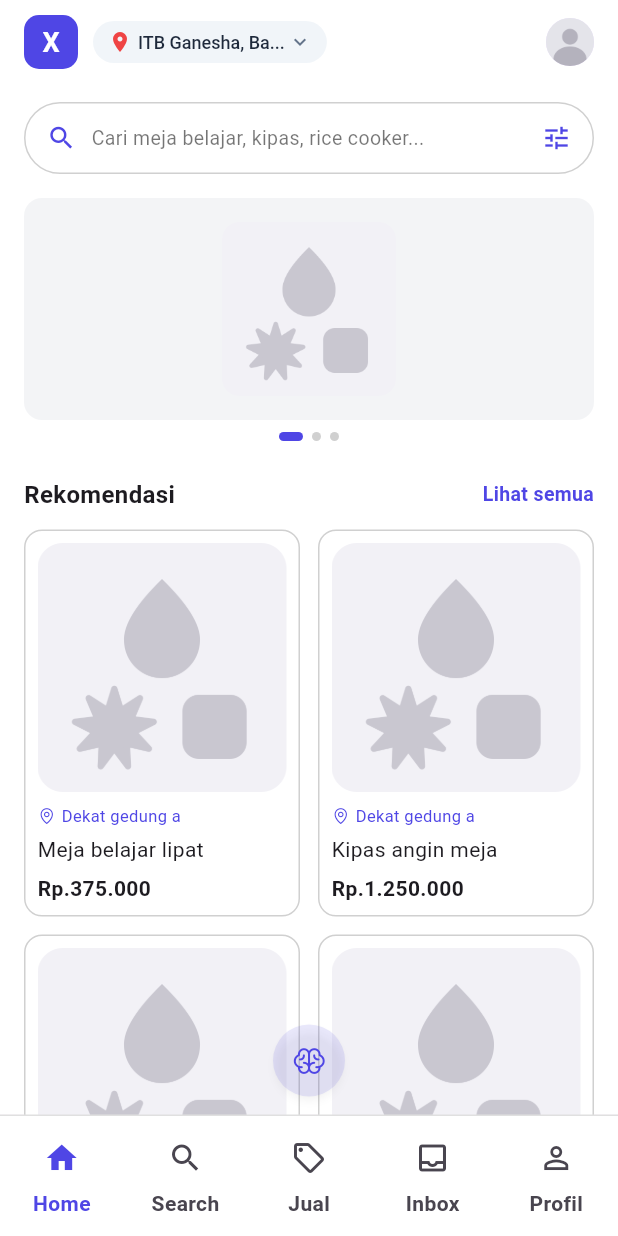
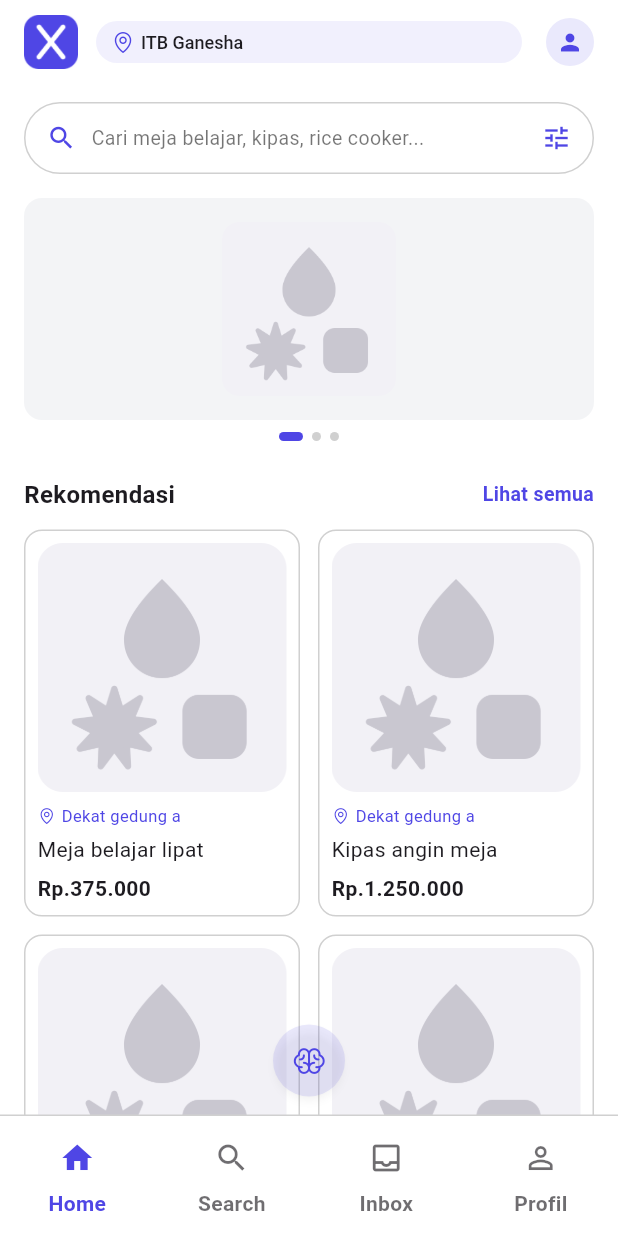
Before and after one commit to Kosply/Kosply-mobile, a Flutter app: the screen it shows after launch, after a tap on "Continue with Google", on a phone screen of 412 x 824 dp. Run offline on Flutter 3.47's test engine with Material 3 defaults, Android fonts, the phone set to English and light mode, and no system bars; our stand-ins replace flutter_riverpod.

Commit message:
Wire the main shell, named routes, and screen render tests.
Bottom nav hides Jual in pembeli mode, the top bar opens profile
setting, and the route table covers the new marketplace screens.

```diff
--- a/lib/layouts/main_layout.dart
+++ b/lib/layouts/main_layout.dart
@@ -1,8 +1,21 @@
 import 'package:flutter/material.dart';
 import 'package:flutter_riverpod/flutter_riverpod.dart';
 
+import '../models/account_mode.dart';
+import '../models/user_profile.dart';
+import '../providers/account_mode_provider.dart';
 import '../providers/navigation_provider.dart';
+import '../providers/profile_provider.dart';
 import '../screens/home_screen.dart';
+import '../screens/inbox_screen.dart';
+import '../screens/jual_screen.dart';
+import '../screens/profile_setting_screen.dart';
+import '../screens/search_screen.dart';
+import '../screens/settings_screen.dart';
+import '../theme/kosply_colors.dart';
+import '../widgets/kosply_wordmark.dart';
+import '../widgets/phosphor_icons.dart';
+import '../widgets/seller_avatar.dart';
 
 /// @title KosplyMainLayout
 /// @notice Nested home shell with the bottom-navigation destinations.
@@ -25,153 +38,195 @@ class KosplyMainLayout extends ConsumerWidget {
     return Navigator.of(context).pushNamed(routeName);
   }
 
+  /// @notice Maps a visible tab slot onto the 5-page body list.
+  /// @dev Buyer tabs skip Jual, so Inbox and Profil sit one slot earlier.
+  /// @param visual Index in the visible {NavigationBar}.
+  /// @param isSeller Whether the Jual tab is shown.
+  /// @return Body page index in 0..4.
+  static int pageIndexFor(int visual, bool isSeller) {
+    if (isSeller) {
+      return visual;
+    }
+    return visual < 2 ? visual : visual + 1;
+  }
+
+  /// @notice Maps a body page index onto the visible tab slot.
+  /// @param page Body page index in 0..4.
+  /// @param isSeller Whether the Jual tab is shown.
+  /// @return Index in the visible {NavigationBar}.
+  static int visualIndexFor(int page, bool isSeller) {
+    if (isSeller) {
+      return page;
+    }
+    if (page == 2) {
+      return 0;
+    }
+    return page < 2 ? page : page - 1;
+  }
+
   @override
   Widget build(BuildContext context, WidgetRef ref) {
-    // Read the current index
-    final currentPageIndex = ref.watch(navigationIndexProvider);
+    final bool isSeller = ref.watch(accountModeProvider) == AccountMode.seller;
+    final int currentPageIndex = ref.watch(navigationIndexProvider);
+    final UserProfile profile = ref.watch(profileProvider);
+    final bool hasPhoto = profile.hasPhoto;
+    final String avatarPath = profile.avatarPath;
+    final Color shellColor = KosplyColors.backgroundOf(context);
+    final Color onShell = KosplyColors.textPrimaryOf(context);
+
+    ref.listen<AccountMode>(accountModeProvider, (
+      AccountMode? previous,
+      AccountMode next,
+    ) {
+      if (next == AccountMode.buyer && ref.read(navigationIndexProvider) == 2) {
+        ref.read(navigationIndexProvider.notifier).setIndex(0);
+      }
+    });
+
+    final int pageIndex = (!isSeller && currentPageIndex == 2)
+        ? 0
+        : currentPageIndex;
 
     return Scaffold(
+      backgroundColor: shellColor,
       appBar: AppBar(
-        backgroundColor: Colors.white,
+        backgroundColor: shellColor,
         elevation: 0,
+        automaticallyImplyLeading: false,
         titleSpacing: 16,
         title: Row(
           children: [
-            // 1. Brand App Icon (Blue rounded square with 'X')
-            Container(
-              width: 36,
-              height: 36,
+            const KosplyMark(size: 36),
+            const SizedBox(width: 12),
+
+            // 2. Location Pill Container
+            // @dev Flexible so the label ellipsises instead of overflowing the
+            // @dev app bar on narrow screens.
+            Flexible(
+              child: Container(
+                padding: const EdgeInsets.symmetric(
+                  horizontal: 10,
+                  vertical: 6,
+                ),
                 decoration: BoxDecoration(
-                color: const Color(0xFF4F46E5), // Your app purple/blue
-                borderRadius: BorderRadius.circular(10),
+                  color: KosplyColors.primary.withValues(alpha: 0.08),
+                  borderRadius: BorderRadius.circular(20),
                 ),
-              child: const Center(
+                child: Row(
+                  children: [
+                    PhosphorGlyph(
+                      PhosphorCode.mapPin,
+                      size: 16,
+                      color: KosplyColors.primary,
+                    ),
+                    const SizedBox(width: 4),
+                    Expanded(
                       child: Text(
-                  'X',
+                        'ITB Ganesha',
+                        maxLines: 1,
+                        overflow: TextOverflow.ellipsis,
                         style: TextStyle(
-                    color: Colors.white,
-                    fontWeight: FontWeight.bold,
-                    fontSize: 18,
+                          fontSize: 12,
+                          color: KosplyColors.textPrimaryOf(context),
+                          fontWeight: FontWeight.w500,
                         ),
                       ),
                     ),
+                  ],
                 ),
-            const SizedBox(width: 10),
-
-            // 2. Location Pill Container
-            Container(
-              padding: const EdgeInsets.symmetric(horizontal: 10, vertical: 6),
-              decoration: BoxDecoration(
-                color: const Color(0xFFF1F5F9), // Light grayish-blue background
-                borderRadius: BorderRadius.circular(20),
-              ),
-              child: Row(
-                mainAxisSize: MainAxisSize.min,
-                children: const [
-                  Icon(
-                    Icons.location_on,
-                    color: Color(0xFFEF4444),
-                    size: 16,
-                  ), // Red pin icon
-                  SizedBox(width: 4),
-                  Text(
-                    'ITB Ganesha, Ba...',
-                    style: TextStyle(
-                      fontSize: 12,
-                      color: Color(0xFF1E293B),
-                      fontWeight: FontWeight.w500,
-                    ),
-                  ),
-                  SizedBox(width: 2),
-                  Icon(
-                    Icons.keyboard_arrow_down,
-                    color: Color(0xFF64748B),
-                    size: 16,
-                  ),
-                ],
               ),
             ),
           ],
         ),
         actions: [
-          // 3. Circular Profile Avatar on the right
           Padding(
             padding: const EdgeInsets.only(right: 16.0),
-            child: CircleAvatar(
+            child: GestureDetector(
+              key: const Key('top-bar-profile'),
+              onTap: () => ProfileSettingScreen.push(context),
+              child: hasPhoto
+                  ? SellerAvatar(path: avatarPath, size: 32)
+                  : CircleAvatar(
                       radius: 16,
-              backgroundImage: AssetImage(
-                'assets/images/profile_placeholder.png',
-              ), // Or NetworkImage / Icon
+                      backgroundColor: KosplyColors.primary.withValues(
+                        alpha: 0.12,
+                      ),
+                      child: Icon(
+                        Icons.person,
+                        size: 18,
+                        color: KosplyColors.primary,
+                      ),
+                    ),
             ),
           ),
         ],
       ),
       body: <Widget>[
-        // Page 0: Home
         const HomeScreen(),
-        // Page 1: Search
-        const Center(child: Text('Search Screen Content')),
-        // Page 2: Jual
-        const Center(child: Text('Jual Screen Content')),
-        // Page 3: Inbox
-        const Center(child: Text('Inbox Screen Content')),
-        // Page 4: Profil
-        const Center(child: Text('Profil Screen Content')),
-      ][currentPageIndex],
+        const SearchScreen(),
+        const JualScreen(),
+        const InboxScreen(),
+        const SettingsScreen(),
+      ][pageIndex],
       bottomNavigationBar: Container(
         decoration: BoxDecoration(
-          color: Colors.white,
+          color: shellColor,
           border: Border(
-            top: BorderSide(color: Colors.grey.shade300, width: 1.0),
+            top: BorderSide(color: KosplyColors.outlineOf(context), width: 1.0),
           ),
         ),
         child: NavigationBarTheme(
           data: NavigationBarThemeData(
             iconTheme: WidgetStateProperty.resolveWith((states) {
               if (states.contains(WidgetState.selected)) {
-                return const IconThemeData(color: Color(0xFF4F46E5));
+                return const IconThemeData(color: KosplyColors.primary);
               }
-              return const IconThemeData(color: Color(0xFF49454F));
+              return IconThemeData(color: onShell.withValues(alpha: 0.64));
             }),
             labelTextStyle: WidgetStateProperty.resolveWith((states) {
               if (states.contains(WidgetState.selected)) {
                 return const TextStyle(
-                  color: Color(0xFF4F46E5),
+                  color: KosplyColors.primary,
                   fontWeight: FontWeight.bold,
                 );
               }
-              return const TextStyle(
-                color: Color(0xFF49454F),
+              return TextStyle(
+                color: onShell.withValues(alpha: 0.64),
                 fontWeight: FontWeight.bold,
               );
             }),
           ),
           child: NavigationBar(
-            backgroundColor: Colors.white,
+            backgroundColor: shellColor,
             indicatorColor: const Color(0x00000000),
-            selectedIndex: currentPageIndex,
+            selectedIndex: visualIndexFor(pageIndex, isSeller),
             onDestinationSelected: (int index) {
-              // Update state using Riverpod notifier instead of setState
-              ref.read(navigationIndexProvider.notifier).setIndex(index);
+              ref
+                  .read(navigationIndexProvider.notifier)
+                  .setIndex(pageIndexFor(index, isSeller));
             },
-            destinations: const <Widget>[
-              NavigationDestination(
+            destinations: <Widget>[
+              const NavigationDestination(
                 icon: Icon(Icons.home_outlined),
                 selectedIcon: Icon(Icons.home),
                 label: 'Home',
               ),
-              NavigationDestination(icon: Icon(Icons.search), label: 'Search'),
-              NavigationDestination(
+              const NavigationDestination(
+                icon: Icon(Icons.search),
+                label: 'Search',
+              ),
+              if (isSeller)
+                const NavigationDestination(
                   icon: Icon(Icons.sell_outlined),
                   selectedIcon: Icon(Icons.sell),
                   label: 'Jual',
                 ),
-              NavigationDestination(
+              const NavigationDestination(
                 icon: Icon(Icons.inbox_outlined),
                 selectedIcon: Icon(Icons.inbox),
                 label: 'Inbox',
               ),
-              NavigationDestination(
+              const NavigationDestination(
                 icon: Icon(Icons.person_outline),
                 selectedIcon: Icon(Icons.person),
                 label: 'Profil',
--- a/lib/main.dart
+++ b/lib/main.dart
@@ -10,12 +10,29 @@ import 'package:flutter/material.dart';
 import 'package:flutter_riverpod/flutter_riverpod.dart';
 
 import 'layouts/main_layout.dart';
+import 'providers/theme_mode_provider.dart';
+import 'screens/add_product_screen.dart';
+import 'screens/app_setting_screen.dart';
+import 'screens/analytic_screen.dart';
+import 'screens/chat_detail_screen.dart';
+import 'screens/contact_support_screen.dart';
+import 'screens/create_ticket_screen.dart';
+import 'screens/favorite_screen.dart';
+import 'screens/help_desk_screen.dart';
 import 'screens/forgot_password_screen.dart';
 import 'screens/interest_screen.dart';
 import 'screens/login_screen.dart';
+import 'screens/product_view_screen.dart';
+import 'screens/profile_setting_screen.dart';
 import 'screens/register_email_screen.dart';
 import 'screens/register_screen.dart';
+import 'screens/see_all_screen.dart';
+import 'screens/seller_detail_screen.dart';
+import 'screens/setting_detail_screen.dart';
+import 'screens/settings_screen.dart';
+import 'screens/ticket_detail_screen.dart';
 import 'screens/splash_screen.dart';
+import 'theme/kosply_theme.dart';
 
 /// @notice Starts the Flutter application.
 /// @dev Wraps the app in a Riverpod {ProviderScope}.
@@ -26,8 +43,9 @@ void main() {
 
 /// @title MyApp
 /// @notice Root widget of the Kosply app.
-/// @dev Registers the named routes for the auth flow.
-class MyApp extends StatelessWidget {
+/// @dev Registers the named routes for the auth flow. Appearance follows
+/// {themeModeProvider} so Settings can flip dark mode for the whole app.
+class MyApp extends ConsumerWidget {
   /// @notice Creates the root widget.
   /// @param key Optional widget key.
   /// @return A new {MyApp} instance.
@@ -39,16 +57,18 @@ class MyApp extends StatelessWidget {
   /// {KosplyMainLayout} is disabled as home and only reachable through the
   /// '/home' route.
   /// @param context The build context.
+  /// @param ref Riverpod handle.
   /// @return The {MaterialApp} widget.
   @override
-  Widget build(BuildContext context) {
+  Widget build(BuildContext context, WidgetRef ref) {
+    final ThemeMode themeMode = ref.watch(themeModeProvider);
+
     return MaterialApp(
       debugShowCheckedModeBanner: false,
       title: 'Kosply',
-      theme: ThemeData(
-        colorScheme: ColorScheme.fromSeed(seedColor: Colors.deepPurple),
-        useMaterial3: true,
-      ),
+      theme: KosplyTheme.light,
+      darkTheme: KosplyTheme.dark,
+      themeMode: themeMode,
       home: const SplashScreen(),
       routes: {
         SplashScreen.routeName: (_) => const SplashScreen(),
@@ -58,6 +78,50 @@ class MyApp extends StatelessWidget {
         ForgotPasswordScreen.routeName: (_) => const ForgotPasswordScreen(),
         InterestScreen.routeName: (_) => const InterestScreen(),
         KosplyMainLayout.routeName: (_) => const KosplyMainLayout(),
+        SettingsScreen.routeName: (_) => const SettingsScreen(),
+        ProfileSettingScreen.routeName: (_) => const ProfileSettingScreen(),
+        AppSettingScreen.routeName: (_) => const AppSettingScreen(),
+        AddProductScreen.routeName: (_) => const AddProductScreen(),
+        FavoriteScreen.routeName: (_) => const FavoriteScreen(),
+        AnalyticScreen.routeName: (_) => const AnalyticScreen(),
+        HelpDeskScreen.routeName: (_) => const HelpDeskScreen(),
+        ContactSupportScreen.routeName: (_) => const ContactSupportScreen(),
+        CreateTicketScreen.routeName: (_) => const CreateTicketScreen(),
+      },
+      // @dev Product view, see-all, and setting detail all need arguments, so
+      // @dev they are generated instead of registered in the table above.
+      onGenerateRoute: (RouteSettings settings) {
+        switch (settings.name) {
+          case ProductViewScreen.routeName:
+            return MaterialPageRoute<void>(
+              builder: (_) =>
+                  ProductViewScreen(productId: settings.arguments! as String),
+            );
+          case SeeAllScreen.routeName:
+            return MaterialPageRoute<void>(
+              builder: (_) => settings.arguments! as SeeAllScreen,
+            );
+          case SettingDetailScreen.routeName:
+            return MaterialPageRoute<void>(
+              builder: (_) => settings.arguments! as SettingDetailScreen,
+            );
+          case SellerDetailScreen.routeName:
+            return MaterialPageRoute<void>(
+              builder: (_) =>
+                  SellerDetailScreen(sellerId: settings.arguments! as String),
+            );
+          case ChatDetailScreen.routeName:
+            return MaterialPageRoute<void>(
+              builder: (_) =>
+                  ChatDetailScreen(sellerId: settings.arguments! as String),
+            );
+          case TicketDetailScreen.routeName:
+            return MaterialPageRoute<void>(
+              builder: (_) =>
+                  TicketDetailScreen(ticketId: settings.arguments! as String),
+            );
+        }
+        return null;
       },
     );
   }
```
Also changed, not shown: 1 other file. Lines whose indentation alone changed are shown as unchanged.
